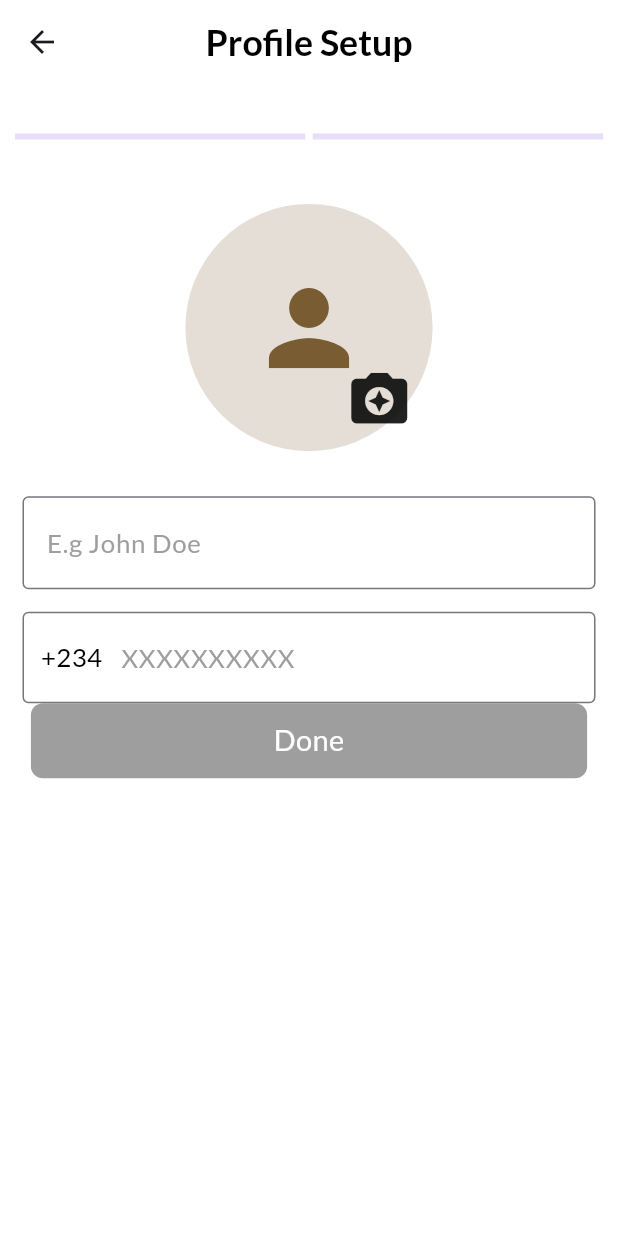
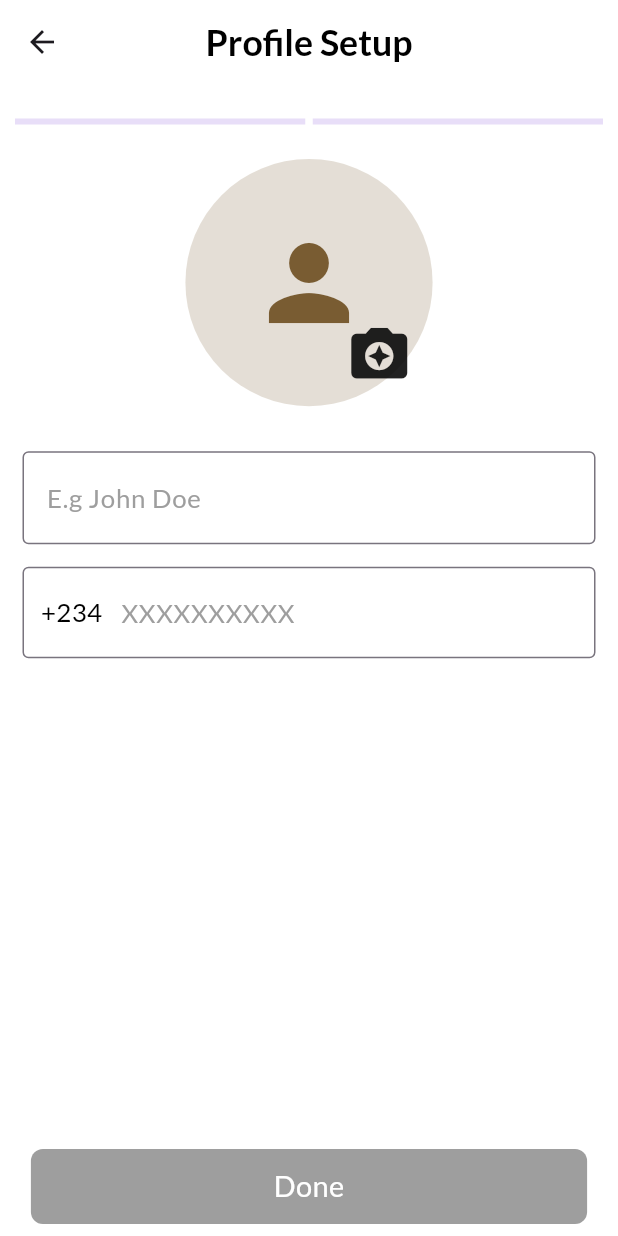
Before and after one commit to mustapha-amin/home_quest, a Flutter app: the UserSetup screen opened directly, after a tap on "Next", on a phone screen of 412 x 824 dp. Run offline on Flutter 3.47's test engine with Material 3 defaults, Android fonts, the phone set to English and light mode, and no system bars; our stand-ins replace firebase_auth, firebase_core, flutter_riverpod, flutter_spinkit, fpdart, google_fonts and 4 more; accounts and stored records are empty.

Commit message:
fixed UI

```diff
--- a/lib/features/user setup/views/user_data_setup.dart
+++ b/lib/features/user setup/views/user_data_setup.dart
@@ -5,6 +5,7 @@ import 'package:flutter/material.dart';
 import 'package:flutter_riverpod/flutter_riverpod.dart';
 import 'package:home_quest/core/colors.dart';
 import 'package:home_quest/core/extensions/widget_exts.dart';
+import 'package:home_quest/core/providers.dart';
 import 'package:home_quest/core/utils/image_picker_util.dart';
 import 'package:home_quest/shared/spacing.dart';
 import 'package:sizer/sizer.dart';
@@ -26,6 +27,13 @@ class UserDataSetup extends ConsumerStatefulWidget {
 class _UserDataSetupState extends ConsumerState<UserDataSetup> {
   TextEditingController nameCtrl = TextEditingController();
   TextEditingController phonNumberCtrl = TextEditingController();
+
+  @override
+  void dispose() {
+    nameCtrl.dispose();
+    phonNumberCtrl.dispose();
+    super.dispose();
+  }
 
   @override
   Widget build(BuildContext context) {
@@ -119,13 +127,17 @@ class _UserDataSetupState extends ConsumerState<UserDataSetup> {
           ]),
           builder: (context, _) {
             bool areBothFilled =
-                nameCtrl.text.isNotEmpty && phonNumberCtrl.text.isNotEmpty;
+                nameCtrl.text.isNotEmpty && (phonNumberCtrl.text.length == 10);
             return CustomButton(
               label: "Done",
               width: 90.w,
               color: areBothFilled ? AppColors.brown : Colors.grey,
-              onTap: () {},
-            ).padX(10);
+              onTap: () async {
+                if(areBothFilled) {
+
+                }
+              },
+            ).padX(10).padY(8);
           },
         )
       ],
--- a/lib/features/user setup/views/user_setup.dart
+++ b/lib/features/user setup/views/user_setup.dart
@@ -6,6 +6,7 @@ import 'package:home_quest/features/user%20setup/views/user_data_setup.dart';
 import 'package:home_quest/features/user%20setup/views/user_type.dart';
 import '../../../core/colors.dart';
 import '../../../shared/spacing.dart';
+import 'package:flutter/services.dart';
 
 final isFirstProvider = StateProvider<bool>((ref) {
   return true;
@@ -28,6 +29,26 @@ class UserSetup extends ConsumerStatefulWidget {
 
 class _UserSetupState extends ConsumerState<UserSetup> {
   @override
+  void initState() {
+    super.initState();
+    SystemChrome.setPreferredOrientations([
+      DeviceOrientation.portraitUp,
+      DeviceOrientation.portraitDown,
+    ]);
+  }
+
+  @override
+  void dispose() {
+    SystemChrome.setPreferredOrientations([
+      DeviceOrientation.portraitUp,
+      DeviceOrientation.portraitDown,
+      DeviceOrientation.landscapeLeft,
+      DeviceOrientation.landscapeRight,
+    ]);
+    super.dispose();
+  }
+
+  @override
   Widget build(BuildContext context) {
     bool isFirst = ref.watch(isFirstProvider);
     return Scaffold(
@@ -46,14 +67,9 @@ class _UserSetupState extends ConsumerState<UserSetup> {
                 },
               ),
       ),
-      body: Stack(
-        alignment: Alignment.topCenter,
-        children: [
-          SingleChildScrollView(
-            child: Column(
+      body: Column(
         mainAxisAlignment: MainAxisAlignment.start,
         children: [
-                spaceY(10),
           Stack(
             alignment: Alignment.center,
             children: [
@@ -70,10 +86,8 @@ class _UserSetupState extends ConsumerState<UserSetup> {
               )
             ],
           ),
-                const SizedBox(height: 20),
-                isFirst ? const UserTypeScreen() : const UserDataSetup()
-              ],
-            ),
+          Expanded(
+            child: isFirst ? const UserTypeScreen() : const UserDataSetup(),
           ),
         ],
       ),
--- a/lib/features/user setup/views/user_type.dart
+++ b/lib/features/user setup/views/user_type.dart
@@ -75,7 +75,7 @@ class _UserTypeScreenState extends ConsumerState<UserTypeScreen> {
             }
             ref.read(isFirstProvider.notifier).state = false;
           },
-        ).padX(10),
+        ).padX(10).padY(8),
       ],
     );
   }
```
Lines whose indentation alone changed are shown as unchanged.
